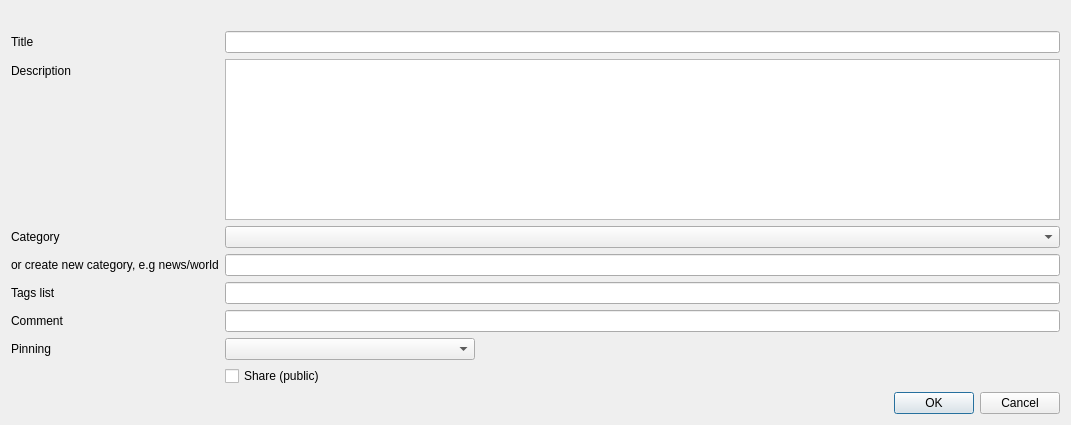
This is galacteek/ui/addhashmarkdialog.ui in pinnaculum/galacteek as Qt 5 draws it before an edit. The edited form follows.
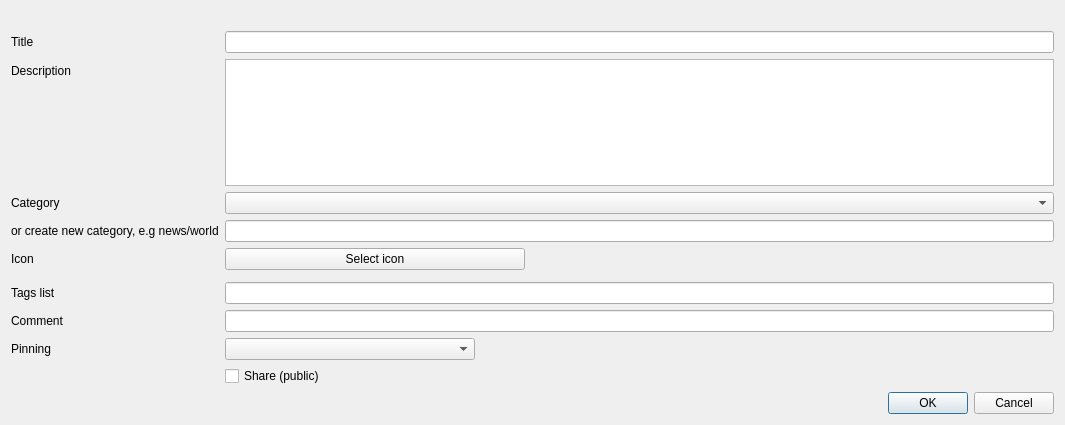
This is the edited form.

What changed in the file:
```diff
--- a/galacteek/ui/addhashmarkdialog.ui
+++ b/galacteek/ui/addhashmarkdialog.ui
@@ -6,7 +6,7 @@
    <rect>
     <x>0</x>
     <y>0</y>
-    <width>1071</width>
+    <width>1065</width>
     <height>425</height>
    </rect>
   </property>
@@ -100,41 +100,61 @@
       </widget>
      </item>
      <item row="5" column="0">
+      <widget class="QLabel" name="label_9">
+       <property name="text">
+        <string>Icon</string>
+       </property>
+      </widget>
+     </item>
+     <item row="5" column="1">
+      <widget class="QPushButton" name="selectIconButton">
+       <property name="maximumSize">
+        <size>
+         <width>300</width>
+         <height>16777215</height>
+        </size>
+       </property>
+       <property name="text">
+        <string>Select icon</string>
+       </property>
+      </widget>
+     </item>
+     <item row="7" column="0">
       <widget class="QLabel" name="label_5">
        <property name="text">
         <string>Tags list</string>
        </property>
       </widget>
      </item>
-     <item row="5" column="1">
+     <item row="7" column="1">
       <widget class="QLineEdit" name="tags">
        <property name="maxLength">
         <number>256</number>
        </property>
       </widget>
      </item>
-     <item row="6" column="0">
+     <item row="8" column="0">
       <widget class="QLabel" name="label_6">
        <property name="text">
         <string>Comment</string>
        </property>
       </widget>
      </item>
-     <item row="6" column="1">
+     <item row="8" column="1">
       <widget class="QLineEdit" name="comment">
        <property name="maxLength">
         <number>128</number>
        </property>
       </widget>
      </item>
-     <item row="7" column="0">
+     <item row="9" column="0">
       <widget class="QLabel" name="label_8">
        <property name="text">
         <string>Pinning</string>
        </property>
       </widget>
      </item>
-     <item row="7" column="1">
+     <item row="9" column="1">
       <widget class="QComboBox" name="pinCombo">
        <property name="maximumSize">
         <size>
@@ -144,20 +164,23 @@
        </property>
       </widget>
      </item>
-     <item row="8" column="0">
+     <item row="10" column="0">
       <widget class="QLabel" name="label_3">
        <property name="text">
         <string/>
        </property>
       </widget>
      </item>
-     <item row="8" column="1">
+     <item row="10" column="1">
       <widget class="QCheckBox" name="share">
        <property name="text">
         <string>Share (public)</string>
        </property>
       </widget>
      </item>
+     <item row="6" column="0">
+      <layout class="QHBoxLayout" name="layoutIcon"/>
+     </item>
     </layout>
    </item>
    <item>
```
